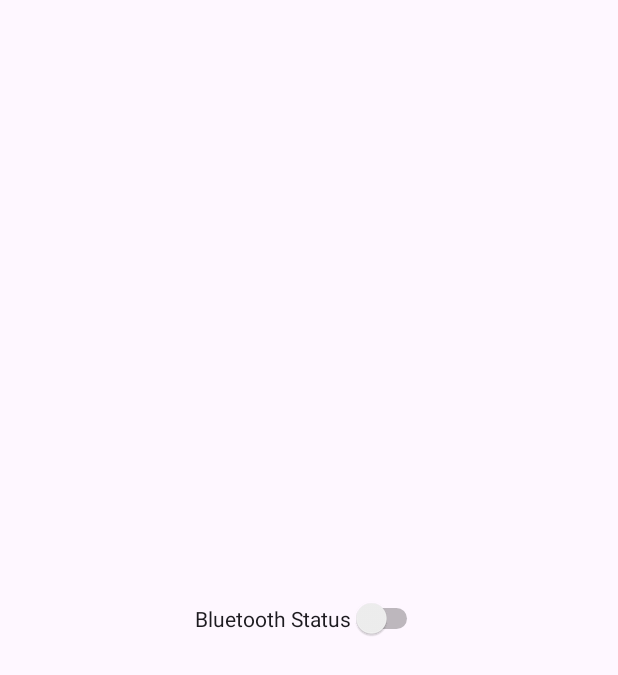
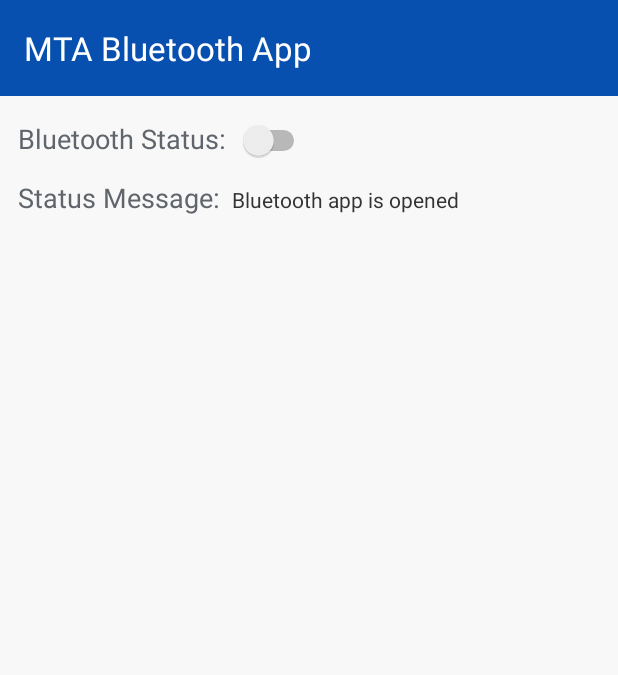
Before and after one commit to ZeWei1280/BluetoothApp, an Android app: the screen it shows after launch (MainActivity), on a phone screen of 412 x 824 dp. Shown: the top 675 px of the screen. Run offline under Robolectric (Android 15) with nearby library versions, the phone set to English and light mode, and no system bars.

Commit message:
Bluetooth app: basic UI, avoid using Toast to present pessages

```diff
--- a/app/src/main/java/com/mta/bluetoothapp/BluetoothManager.java
+++ b/app/src/main/java/com/mta/bluetoothapp/BluetoothManager.java
@@ -5,27 +5,51 @@ import android.bluetooth.BluetoothAdapter;
 import android.content.Context;
 import android.content.Intent;
 import android.content.pm.PackageManager;
-import android.widget.Toast;
 
 import androidx.activity.result.ActivityResultLauncher;
+import androidx.activity.result.contract.ActivityResultContracts;
 import androidx.appcompat.app.AppCompatActivity;
 import androidx.core.app.ActivityCompat;
 import androidx.core.content.ContextCompat;
 
+
+/**
+ * This class manages Bluetooth operations for the application.
+ *
+ * Note: Instead of using Toast for displaying messages, this class uses statusMessage.
+ * This approach is chosen because Toast messages are not easily captured by automation tools.
+ * The statusMessage is used to present important Bluetooth status updates.
+ */
 public class BluetoothManager {
     private BluetoothAdapter bluetoothAdapter;
     private Context context;
+    private String statusMessage;
     private ActivityResultLauncher<Intent> enableBluetoothLauncher;
+    private MainActivity mainActivity;
 
-    public BluetoothManager(Context context, ActivityResultLauncher<Intent> enableBluetoothLauncher) {
+    public BluetoothManager(MainActivity activity) {
         this.bluetoothAdapter = BluetoothAdapter.getDefaultAdapter();
-        this.context = context;
-        this.enableBluetoothLauncher = enableBluetoothLauncher;
+        this.context = activity;
+        this.mainActivity = activity;
+        this.statusMessage = "Bluetooth app is opened";
+
+        // Initialize the ActivityResultLauncher for turning Bluetooth on
+        this.enableBluetoothLauncher = activity.registerForActivityResult(
+                new ActivityResultContracts.StartActivityForResult(),
+                result -> {
+                    if (result.getResultCode() == AppCompatActivity.RESULT_OK) {
+                        setStatusMessage("Bluetooth is turned on");
+                    } else {
+                        setStatusMessage("Failed to turn on Bluetooth");
+                    }
+                    mainActivity.updateBluetoothUI();
+                }
+        );
     }
 
     public boolean isBluetoothSupported() {
         if (bluetoothAdapter == null) {
-            Toast.makeText(context, "This device doesn't support Bluetooth.", Toast.LENGTH_SHORT).show();
+            setStatusMessage("This device doesn't support Bluetooth.");
             return false;
         }
         return true;
@@ -42,19 +66,31 @@ public class BluetoothManager {
         }
     }
 
+    /**
+     * Due to security and user experience reasons,
+     * Android does not allow apps to disable Bluetooth programmatically since Android 13 (API level 33).
+     */
     public void disableBluetooth() {
+        if (bluetoothAdapter != null && !bluetoothAdapter.isEnabled()) {
+            // Handle case where Bluetooth has already been manually disabled
+            setStatusMessage("Bluetooth is already turned off");
+            mainActivity.updateBluetoothUI();
+            return;
+        }
+
         if (bluetoothAdapter != null && bluetoothAdapter.isEnabled()) {
             if (ContextCompat.checkSelfPermission(context, Manifest.permission.BLUETOOTH_CONNECT) == PackageManager.PERMISSION_GRANTED) {
-                boolean disableSuccess = bluetoothAdapter.disable();
+                boolean disableSuccess = bluetoothAdapter.disable(); // Deprecated method, no longer usable as of Android 13 (API level 33)
                 if (disableSuccess) {
-                    Toast.makeText(context, "Bluetooth is turned off", Toast.LENGTH_SHORT).show();
+                    setStatusMessage("Bluetooth is turned off");
                 } else {
-                    Toast.makeText(context, "Failed to turn off Bluetooth", Toast.LENGTH_SHORT).show();
+                    setStatusMessage("Failed to turn off Bluetooth");
                 }
             } else {
-                Toast.makeText(context, "Bluetooth permissions are required to turn off Bluetooth.", Toast.LENGTH_SHORT).show();
+                setStatusMessage("Failed to turn off Bluetooth");
             }
         }
+        mainActivity.updateBluetoothUI();
     }
 
     public boolean checkPermissions() {
@@ -64,4 +100,12 @@ public class BluetoothManager {
     public void requestPermissions(AppCompatActivity activity) {
         ActivityCompat.requestPermissions(activity, new String[]{Manifest.permission.BLUETOOTH_CONNECT}, MainActivity.REQUEST_BLUETOOTH_PERMISSIONS);
     }
+
+    private void setStatusMessage(String msg) {
+        statusMessage = msg;
+    }
+
+    public String getStatusMessage() {
+        return statusMessage;
+    }
 }
--- a/app/src/main/java/com/mta/bluetoothapp/MainActivity.java
+++ b/app/src/main/java/com/mta/bluetoothapp/MainActivity.java
@@ -1,38 +1,21 @@
 package com.mta.bluetoothapp;
 
-import android.content.Intent;
-import android.content.pm.PackageManager;
 import android.os.Bundle;
 import android.widget.Switch;
-import android.widget.Toast;
+import android.widget.TextView;
 
 import androidx.activity.EdgeToEdge;
-import androidx.activity.result.ActivityResultLauncher;
-import androidx.activity.result.contract.ActivityResultContracts;
-import androidx.annotation.NonNull;
 import androidx.appcompat.app.AppCompatActivity;
 import androidx.core.graphics.Insets;
 import androidx.core.view.ViewCompat;
 import androidx.core.view.WindowInsetsCompat;
 
-import com.google.android.material.snackbar.Snackbar;
-
 public class MainActivity extends AppCompatActivity {
     public static final int REQUEST_BLUETOOTH_PERMISSIONS = 1;
     private Switch switchBluetooth;
+
+    private TextView textMessageContent;
     private BluetoothManager bluetoothManager;
-
-    private final ActivityResultLauncher<Intent> enableBluetoothLauncher = registerForActivityResult(
-            new ActivityResultContracts.StartActivityForResult(),
-            result -> {
-                if (result.getResultCode() == RESULT_OK) {
-                    updateSwitch();
-                    Toast.makeText(MainActivity.this, "Bluetooth is turned on", Toast.LENGTH_LONG).show();
-                } else {
-                    Toast.makeText(MainActivity.this, "Failed to turn on Bluetooth", Toast.LENGTH_LONG).show();
-                }
-            }
-    );
 
     @Override
     protected void onCreate(Bundle savedInstanceState) {
@@ -45,41 +28,24 @@ public class MainActivity extends AppCompatActivity {
             return insets;
         });
 
+        // init widget
+        textMessageContent = findViewById(R.id.text_message_content);
         switchBluetooth = findViewById(R.id.switch_bluetooth);
-        bluetoothManager = new BluetoothManager(this, enableBluetoothLauncher);
+        bluetoothManager = new BluetoothManager(this);
 
         if (!bluetoothManager.isBluetoothSupported()) {
-            switchBluetooth.setEnabled(false); // 禁用開關
+            switchBluetooth.setEnabled(false);
             return;
         }
 
-        updateSwitch();
-
+        updateBluetoothUI();
         switchBluetooth.setOnCheckedChangeListener((buttonView, isChecked) -> {
             if (!bluetoothManager.checkPermissions()) {
-                // 請求權限
                 bluetoothManager.requestPermissions(this);
             } else {
                 toggleBluetooth(isChecked);
             }
         });
-    }
-
-    // 應用程序目標API級別高於23並且需要動態請求權限
-    @Override
-    public void onRequestPermissionsResult(int requestCode, @NonNull String[] permissions, @NonNull int[] grantResults) {
-        super.onRequestPermissionsResult(requestCode, permissions, grantResults);
-        if (requestCode == REQUEST_BLUETOOTH_PERMISSIONS) {
-            if (grantResults.length > 0 && grantResults[0] == PackageManager.PERMISSION_GRANTED) {
-
-                toggleBluetooth(switchBluetooth.isChecked());
-            } else {
-//                Snackbar.make(findViewById(R.id.main), "Bluetooth is turned on", Snackbar.LENGTH_SHORT).show();
-
-//                Toast.makeText(this, "Bluetooth permissions are required to use this feature.", Toast.LENGTH_SHORT).show();
-                switchBluetooth.setChecked(!switchBluetooth.isChecked()); // 還原開關狀態
-            }
-        }
     }
 
     private void toggleBluetooth(boolean enable) {
@@ -88,10 +54,19 @@ public class MainActivity extends AppCompatActivity {
         } else {
             bluetoothManager.disableBluetooth();
         }
-        updateSwitch();
+
     }
 
-    private void updateSwitch() {
+    private void setSwitch() {
         switchBluetooth.setChecked(bluetoothManager.isBluetoothEnabled());
     }
+
+    private void setStatusMessage(){
+        textMessageContent.setText(bluetoothManager.getStatusMessage());
+    }
+
+    public void updateBluetoothUI(){
+        setSwitch();
+        setStatusMessage();
+    }
 }
--- a/app/src/main/res/layout/activity_main.xml
+++ b/app/src/main/res/layout/activity_main.xml
@@ -5,30 +5,73 @@
     android:id="@+id/main"
     android:layout_width="match_parent"
     android:layout_height="match_parent"
-    tools:context=".MainActivity">
+    tools:context=".MainActivity"
+    android:padding="16dp"
+    android:background="#F8F8F8">
 
-    <Switch
-        android:id="@+id/switch_bluetooth"
+    <!-- Header -->
+    <androidx.appcompat.widget.Toolbar
+        android:id="@+id/toolbar"
+        android:layout_width="0dp"
+        android:layout_height="wrap_content"
+        android:background="#0750b0"
+        app:layout_constraintTop_toTopOf="parent"
+        app:layout_constraintLeft_toLeftOf="parent"
+        app:layout_constraintRight_toRightOf="parent"
+        app:title="MTA Bluetooth App"
+        app:titleTextColor="#FFFFFF"/>
+
+    <!-- Bluetooth Status Label and Switch -->
+    <LinearLayout
+        android:id="@+id/statusLinearLayout"
         android:layout_width="wrap_content"
         android:layout_height="wrap_content"
-        android:text="@string/bluetooth_status"
-        app:layout_constraintTop_toTopOf="parent"
-        app:layout_constraintBottom_toBottomOf="parent"
-        app:layout_constraintLeft_toLeftOf="parent"
-        app:layout_constraintRight_toRightOf="parent"
-        app:layout_constraintVertical_bias="0.5"
-        app:layout_constraintHorizontal_bias="0.5"
-        tools:ignore="UseSwitchCompatOrMaterialXml" />
+        android:layout_marginTop="16dp"
+        android:layout_marginStart="12dp"
+        android:orientation="horizontal"
+        app:layout_constraintTop_toBottomOf="@id/toolbar"
+        app:layout_constraintLeft_toLeftOf="parent">
 
-<!--    <Button-->
-<!--        android:id="@+id/button_bluetooth"-->
-<!--        android:layout_width="wrap_content"-->
-<!--        android:layout_height="wrap_content"-->
-<!--        android:text="@string/bt_button"-->
-<!--        app:layout_constraintTop_toTopOf="parent"-->
-<!--        app:layout_constraintBottom_toBottomOf="parent"-->
-<!--        app:layout_constraintLeft_toLeftOf="parent"-->
-<!--        app:layout_constraintRight_toRightOf="parent"/>-->
+        <TextView
+            android:layout_width="wrap_content"
+            android:layout_height="wrap_content"
+            android:text="@string/bluetooth_status"
+            android:textColor="#60656C"
+            android:textSize="18sp" />
 
+        <Switch
+            android:id="@+id/switch_bluetooth"
+            android:layout_width="wrap_content"
+            android:layout_height="wrap_content"
+            android:layout_marginStart="8dp"
+            tools:ignore="UseSwitchCompatOrMaterialXml" />
+    </LinearLayout>
+
+    <!-- Status Message Label and text -->
+    <LinearLayout
+        android:id="@+id/messageLinearLayout"
+        android:layout_width="wrap_content"
+        android:layout_height="wrap_content"
+        android:layout_marginTop="12dp"
+        android:layout_marginStart="12dp"
+        android:orientation="horizontal"
+        app:layout_constraintTop_toBottomOf="@id/statusLinearLayout"
+        app:layout_constraintLeft_toLeftOf="parent">
+
+        <TextView
+            android:layout_width="wrap_content"
+            android:layout_height="wrap_content"
+            android:text="@string/status_message"
+            android:textColor="#60656C"
+            android:textSize="18sp" />
+
+        <TextView
+            android:id="@+id/text_message_content"
+            android:layout_width="wrap_content"
+            android:layout_height="wrap_content"
+            android:layout_marginStart="8dp"
+            android:textColor="#333333"
+            android:textSize="14sp" />
+    </LinearLayout>
 
 </androidx.constraintlayout.widget.ConstraintLayout>
--- a/app/src/main/res/values/strings.xml
+++ b/app/src/main/res/values/strings.xml
@@ -1,5 +1,6 @@
 <resources>
     <string name="app_name">BluetoothApp</string>
-    <string name="bluetooth_status">Bluetooth Status</string>
+    <string name="bluetooth_status">Bluetooth Status:</string>
     <string name="bt_button">Bt Button</string>
+    <string name="status_message">Status Message:</string>
 </resources>
```
